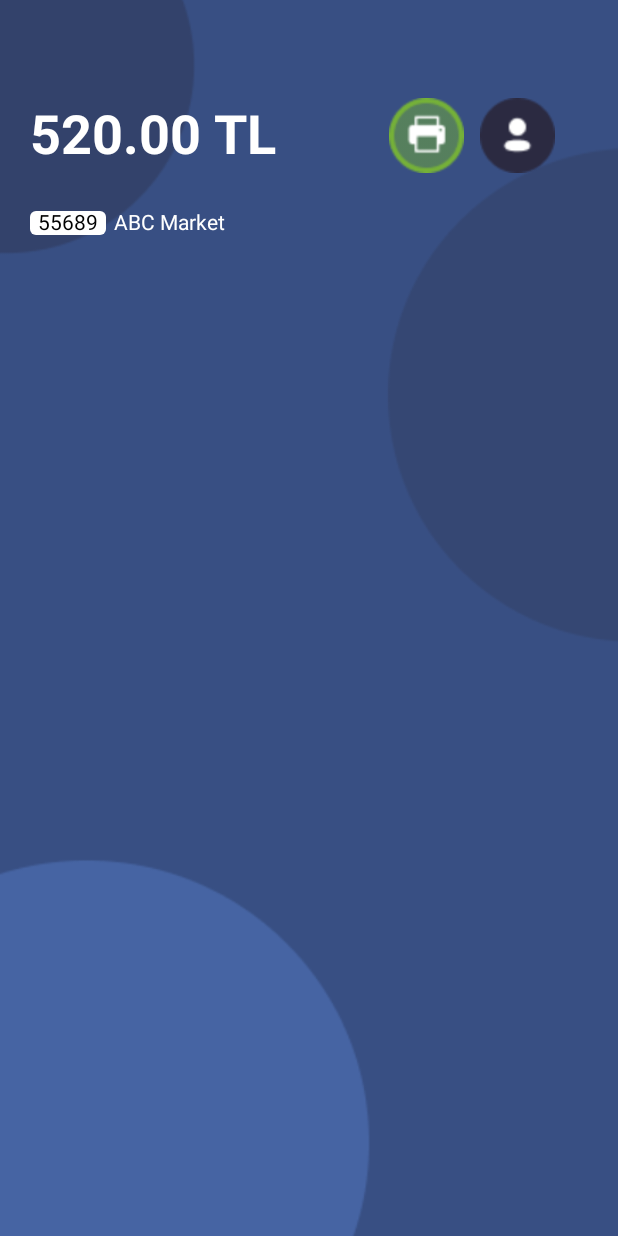
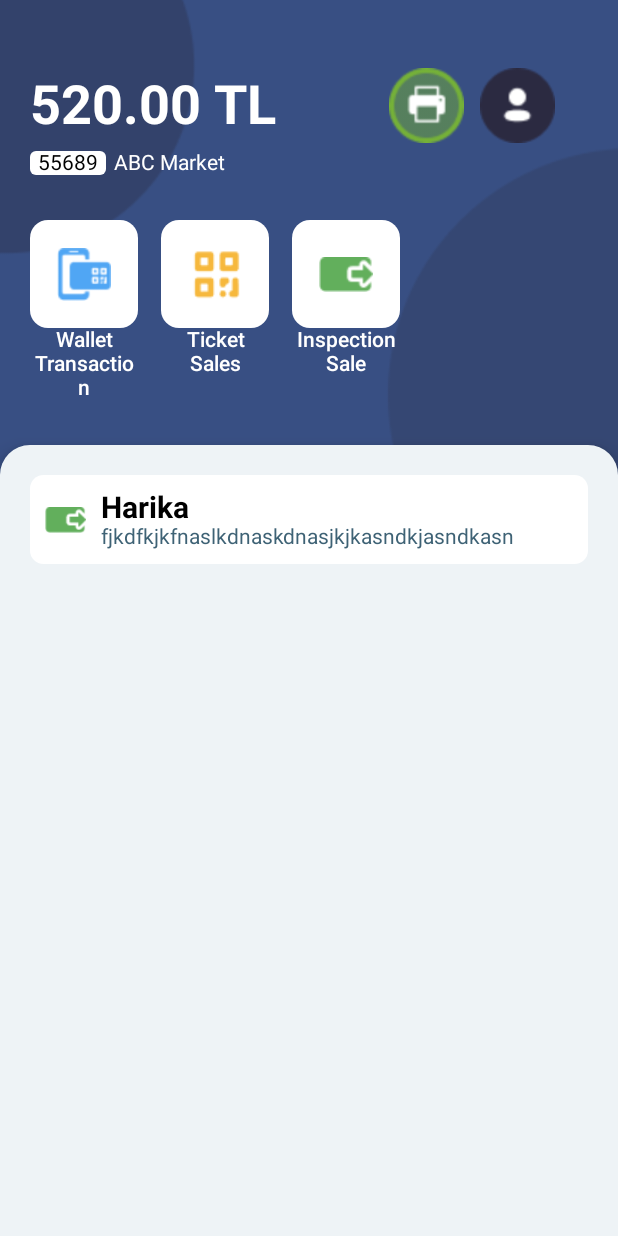
Before and after one commit to abdulmoeed11/ComposePlusPoint, an Android app built with Jetpack Compose: the @Preview function HomeScreenPreview, on a phone screen of 412 x 824 dp. Run offline under Robolectric (Android 15) with nearby library versions, the phone set to English and light mode, and no system bars.

Commit message:
[0.0.0] Home screen added

```diff
--- a/app/src/main/java/com/mqasoft/composepluspoint/presentation/screens/HomeScreen.kt
+++ b/app/src/main/java/com/mqasoft/composepluspoint/presentation/screens/HomeScreen.kt
@@ -25,6 +25,8 @@ import androidx.compose.ui.tooling.preview.Preview
 import androidx.compose.ui.unit.dp
 import androidx.compose.ui.unit.sp
 import com.mqasoft.composepluspoint.R
+import com.mqasoft.composepluspoint.presentation.ui.BottomScreenUI
+import com.mqasoft.composepluspoint.presentation.ui.TransactionCardUI
 
 @Composable
 fun HomeScreen(modifier: Modifier = Modifier) {
@@ -43,7 +45,7 @@ fun HomeScreen(modifier: Modifier = Modifier) {
             Row (
                 modifier = Modifier
                     .fillMaxWidth()
-                    .padding(20.dp),
+                    .padding(horizontal = 20.dp),
                 verticalAlignment = Alignment.CenterVertically
             ){
                 Text(
@@ -80,9 +82,32 @@ fun HomeScreen(modifier: Modifier = Modifier) {
                     )
                     .padding(horizontal = 5.dp))
                 Text(text = "ABC Market", modifier = Modifier.padding(horizontal = 5.dp),
-                style = TextStyle.Default.copy(
-                    color = Color.White
-                ))
+                    style = TextStyle.Default.copy(
+                        color = Color.White
+                    ))
+            }
+            Row(modifier = Modifier.padding(20.dp)) {
+                TransactionCardUI(text = "Wallet Transaction", id = R.drawable.image_wallet, onClick = {} )
+                TransactionCardUI(text = "Ticket Sales", id = R.drawable.image_qrticket, onClick = {})
+                TransactionCardUI(text = "Inspection Sale", id = R.drawable.image_inspection, onClick = {})
+            }
+            BottomScreenUI {
+                Box(modifier = Modifier
+                    .fillMaxWidth()
+                    .background(color = Color.White, shape = RoundedCornerShape(9.dp))
+                    .padding(10.dp), contentAlignment = Alignment.CenterStart) {
+                    Row(verticalAlignment = Alignment.CenterVertically) {
+                        Box(modifier = Modifier.padding(end = 10.dp).size(27.dp)){
+                            Image(modifier= Modifier.fillMaxSize(), painter = painterResource(id = R.drawable.image_inspection), contentDescription = null)
+                        }
+                        Column() {
+                            Text(text = "Harika", style = TextStyle.Default.copy(fontSize = 20.sp, fontWeight = FontWeight.Bold))
+                            Text(text = "fjkdfkjkfnaslkdnaskdnasjkjkasndkjasndkasn", style = TextStyle.Default.copy(color = Color(0xff3e6275)))
+                        }
+                    }
+
+
+                }
             }
         }
     }
--- a/app/src/main/java/com/mqasoft/composepluspoint/presentation/ui/BottomScreenUI.kt
+++ b/app/src/main/java/com/mqasoft/composepluspoint/presentation/ui/BottomScreenUI.kt
@@ -22,7 +22,7 @@ fun BottomScreenUI(
         color = Color(0xFFEEF3F6), shadowElevation = 8.dp,
 
         ) {
-        Column(modifier = Modifier.fillMaxSize().padding(10.dp), horizontalAlignment = Alignment.CenterHorizontally) {
+        Column(modifier = Modifier.fillMaxSize().padding(20.dp), horizontalAlignment = Alignment.CenterHorizontally) {
             content()
         }
     }
--- a/app/src/main/java/com/mqasoft/composepluspoint/presentation/ui/TextFieldUI.kt
+++ b/app/src/main/java/com/mqasoft/composepluspoint/presentation/ui/TextFieldUI.kt
@@ -10,7 +10,6 @@ import androidx.compose.foundation.layout.height
 import androidx.compose.foundation.layout.padding
 import androidx.compose.foundation.shape.RoundedCornerShape
 import androidx.compose.foundation.text.BasicTextField
-import androidx.compose.material3.MaterialTheme
 import androidx.compose.material3.Text
 import androidx.compose.runtime.Composable
 import androidx.compose.runtime.getValue
@@ -20,6 +19,7 @@ import androidx.compose.runtime.setValue
 import androidx.compose.ui.Alignment
 import androidx.compose.ui.Modifier
 import androidx.compose.ui.graphics.Color
+import androidx.compose.ui.text.style.TextAlign
 import androidx.compose.ui.unit.dp
 
 @Composable
@@ -45,7 +45,8 @@ fun TextFieldUI(
                     if (isHintDisplayed) {
                         Text(
                             text = hint,
-                            color = Color.LightGray
+                            color = Color.LightGray,
+                            textAlign = TextAlign.Center
                         )
                     }
                     innerTextField()
--- /dev/null
+++ b/app/src/main/java/com/mqasoft/composepluspoint/presentation/ui/TransactionCardUI.kt
@@ -0,0 +1,48 @@
+package com.mqasoft.composepluspoint.presentation.ui
+
+import androidx.compose.foundation.Image
+import androidx.compose.foundation.background
+import androidx.compose.foundation.clickable
+import androidx.compose.foundation.layout.Box
+import androidx.compose.foundation.layout.Column
+import androidx.compose.foundation.layout.padding
+import androidx.compose.foundation.layout.size
+import androidx.compose.foundation.layout.width
+import androidx.compose.foundation.shape.RoundedCornerShape
+import androidx.compose.material3.Text
+import androidx.compose.runtime.Composable
+import androidx.compose.ui.Alignment
+import androidx.compose.ui.Modifier
+import androidx.compose.ui.graphics.Color
+import androidx.compose.ui.res.painterResource
+import androidx.compose.ui.text.TextStyle
+import androidx.compose.ui.text.font.FontWeight
+import androidx.compose.ui.text.style.TextAlign
+import androidx.compose.ui.unit.dp
+import androidx.compose.ui.unit.sp
+
+@Composable
+fun TransactionCardUI(
+    modifier: Modifier = Modifier,
+    text: String,
+    id: Int,
+    onClick: () -> Unit
+){
+    Column(modifier = Modifier
+        .padding(end = 15.dp, top = 10.dp, bottom = 10.dp)
+        .clickable{onClick()}, horizontalAlignment = Alignment.CenterHorizontally) {
+        Box(
+            modifier
+                .size(72.dp)
+                .background(
+                    color = Color.White,
+                    shape = RoundedCornerShape(12.dp)
+                ), contentAlignment = Alignment.Center
+        ) {
+            Image(modifier = Modifier.size(36.dp), painter = painterResource(id = id), contentDescription = null)
+        }
+        Text(text = text, modifier = Modifier.width(72.dp),
+            style = TextStyle.Default.copy(color = Color.White, fontSize = 14.sp,fontWeight = FontWeight.Medium), textAlign = TextAlign.Center
+        )
+    }
+}
```
Also changed, not shown: app/src/main/res/drawable/image_inspection.png (added), app/src/main/res/drawable/image_qrticket.png (added), app/src/main/res/drawable/image_wallet.png (added).
